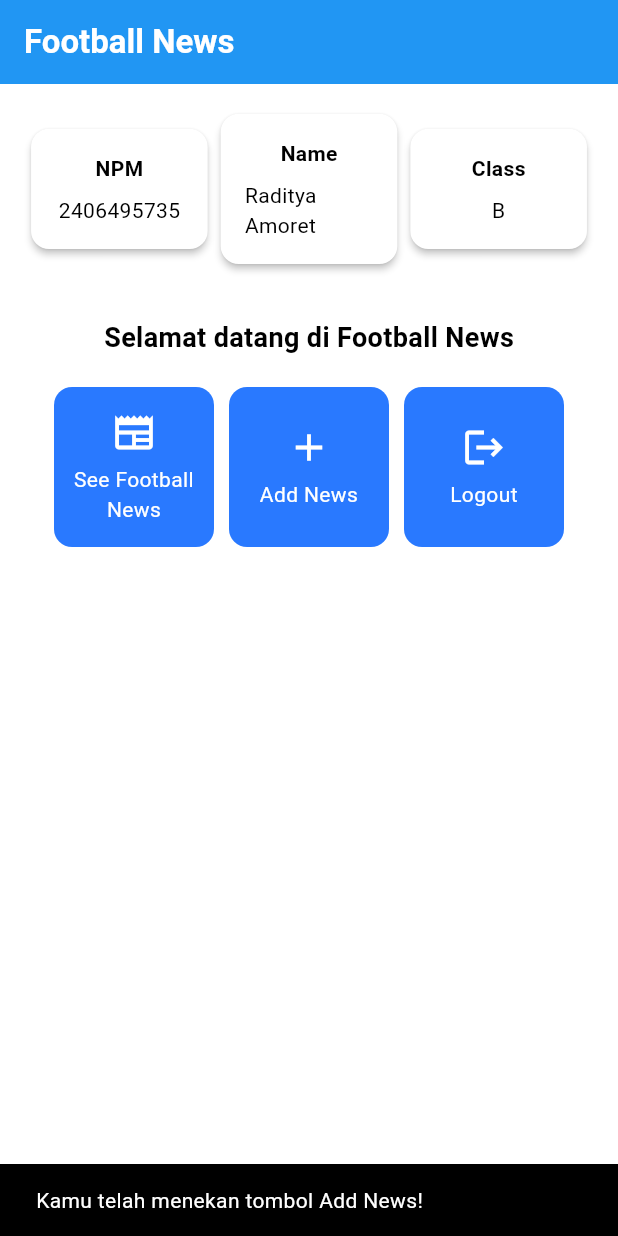
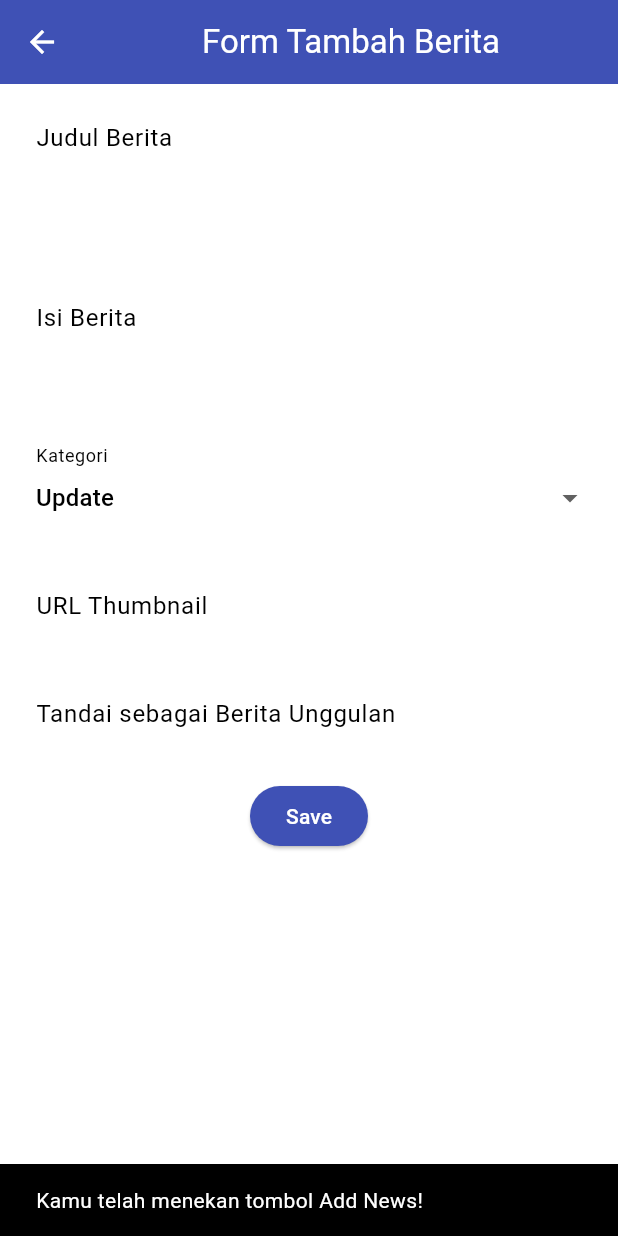
Before and after one commit to awokawok2/football-news-mobile, a Flutter app: the screen it shows after launch, after a tap on "Add News", on a phone screen of 412 x 824 dp. Run offline on Flutter 3.47's test engine with Material 3 defaults, Android fonts, the phone set to English and light mode, and no system bars.

Commit message:
tutorial 7 selesai

```diff
--- a/lib/main.dart
+++ b/lib/main.dart
@@ -1,5 +1,5 @@
 import 'package:flutter/material.dart';
-import 'package:football_news/menu.dart';
+import 'package:football_news/screens/menu.dart';
 
 void main() {
   runApp(const MyApp());
--- a/lib/menu.dart
+++ b/lib/screens/menu.dart
@@ -1,4 +1,7 @@
 import 'package:flutter/material.dart';
+import 'package:football_news/screens/newslist_form.dart';
+import 'package:football_news/widgets/left_drawer.dart';
+import 'package:football_news/widgets/news_card.dart';
 
 class MyHomePage extends StatelessWidget {
   MyHomePage({super.key});
@@ -26,6 +29,7 @@ class MyHomePage extends StatelessWidget {
         ),
         backgroundColor: Theme.of(context).colorScheme.primary,
       ),
+      drawer: LeftDrawer(),
       body: Padding(
         padding: const EdgeInsets.all(16.0),
         child: Column(
@@ -105,43 +109,3 @@ class InfoCard extends StatelessWidget {
     );
   }
 }
-
-class ItemCard extends StatelessWidget {
-  final ItemHomepage item;
-
-  const ItemCard(this.item, {super.key});
-
-  @override
-  Widget build(BuildContext context) {
-    return Material(
-      color: Theme.of(context).colorScheme.secondary,
-      borderRadius: BorderRadius.circular(12),
-      child: InkWell(
-        onTap: () {
-          ScaffoldMessenger.of(context)
-            ..hideCurrentSnackBar()
-            ..showSnackBar(
-              SnackBar(content: Text("Kamu telah menekan tombol ${item.name}!")),
-            );
-        },
-        child: Container(
-          padding: const EdgeInsets.all(8),
-          child: Center(
-            child: Column(
-              mainAxisAlignment: MainAxisAlignment.center,
-              children: [
-                Icon(item.icon, color: Colors.white, size: 30.0),
-                const Padding(padding: EdgeInsets.all(3)),
-                Text(
-                  item.name,
-                  textAlign: TextAlign.center,
-                  style: const TextStyle(color: Colors.white),
-                ),
-              ],
-            ),
-          ),
-        ),
-      ),
-    );
-  }
-}
--- /dev/null
+++ b/lib/screens/newslist_form.dart
@@ -0,0 +1,215 @@
+import 'package:flutter/material.dart';
+import 'package:football_news/widgets/left_drawer.dart';
+
+class NewsFormPage extends StatefulWidget {
+    const NewsFormPage({super.key});
+
+    @override
+    State<NewsFormPage> createState() => _NewsFormPageState();
+}
+
+class _NewsFormPageState extends State<NewsFormPage> {
+
+  final _formKey = GlobalKey<FormState>();
+  String _title = "";
+  String _content = "";
+  String _category = "update"; // default
+  String _thumbnail = "";
+  bool _isFeatured = false; // default
+
+  final List<String> _categories = [
+    'transfer',
+    'update',
+    'exclusive',
+    'match',
+    'rumor',
+    'analysis',
+  ];
+
+    @override
+    Widget build(BuildContext context) {
+      return Scaffold(
+        appBar: AppBar(
+          title: const Center(
+            child: Text(
+              'Form Tambah Berita',
+            ),
+          ),
+          backgroundColor: Colors.indigo,
+          foregroundColor: Colors.white,
+        ),
+        // TODO: Tambahkan drawer yang sudah dibuat di sini
+        body: Form(
+          key: _formKey,
+          child: SingleChildScrollView(
+            child: Column(
+              crossAxisAlignment: CrossAxisAlignment.start,
+              children: [
+                // === Tittle ===
+                Padding(
+                  padding: const EdgeInsets.all(8.0),
+                  child: TextFormField(
+                    decoration: InputDecoration(
+                      hintText: "Judul Berita",
+                      labelText: "Judul Berita",
+                      border: OutlineInputBorder(
+                        borderRadius: BorderRadius.circular(5.0),
+                      )
+                    ),
+                    onChanged: (String? value) {
+                      setState(() {
+                        _title = value!;
+                      });
+                    },
+                    validator: (String? value) {
+                      if (value == null || value.isEmpty) {
+                        return "Judul tidak boleh kosong!";
+                      }
+                      return null;
+                    },
+                  ),
+                ),
+
+                // === Content ===
+                Padding(
+                  padding: const EdgeInsets.all(8.0),
+                  child: TextFormField(
+                    maxLines: 5,
+                    decoration: InputDecoration(
+                      hintText: "Isi Berita",
+                      labelText: "Isi Berita",
+                      border: OutlineInputBorder(
+                        borderRadius: BorderRadius.circular(5.0),
+                      ),
+                    ),
+                    onChanged: (String? value) {
+                      setState(() {
+                        _content = value!;
+                      });
+                    },
+                    validator: (String? value) {
+                      if (value == null || value.isEmpty) {
+                        return "Isi berita tidak boleh kosong!";
+                      }
+                      return null;
+                    },
+                  ),
+                ),
+
+                // === Category ===
+                Padding(
+                  padding: const EdgeInsets.all(8.0),
+                  child: DropdownButtonFormField<String>(
+                    decoration: InputDecoration(
+                      labelText: "Kategori",
+                      border: OutlineInputBorder(
+                        borderRadius: BorderRadius.circular(5.0),
+                      ),
+                    ),
+                    value: _category,
+                    items: _categories
+                        .map((cat) => DropdownMenuItem(
+                              value: cat,
+                              child: Text(
+                                  cat[0].toUpperCase() + cat.substring(1)),
+                            ))
+                        .toList(),
+                    onChanged: (String? newValue) {
+                      setState(() {
+                        _category = newValue!;
+                      });
+                    },
+                  ),
+                ),
+
+                // === Thumbnail URL ===
+                Padding(
+                  padding: const EdgeInsets.all(8.0),
+                  child: TextFormField(
+                    decoration: InputDecoration(
+                      hintText: "URL Thumbnail (opsional)",
+                      labelText: "URL Thumbnail",
+                      border: OutlineInputBorder(
+                        borderRadius: BorderRadius.circular(5.0),
+                      ),
+                    ),
+                    onChanged: (String? value) {
+                      setState(() {
+                        _thumbnail = value!;
+                      });
+                    },
+                  ),
+                ),
+
+                // === Is Featured ===
+                Padding(
+                  padding: const EdgeInsets.all(8.0),
+                  child: SwitchListTile(
+                    title: const Text("Tandai sebagai Berita Unggulan"),
+                    value: _isFeatured,
+                    onChanged: (bool value) {
+                      setState(() {
+                        _isFeatured = value;
+                      });
+                    },
+                  ),
+                ),
+                // === Tombol Simpan ===
+                Align(
+                  alignment: Alignment.bottomCenter,
+                  child: Padding(
+                    padding: const EdgeInsets.all(8.0),
+                    child: ElevatedButton(
+                      style: ButtonStyle(
+                        backgroundColor:
+                            MaterialStateProperty.all(Colors.indigo),
+                      ),
+                      onPressed: () {
+                        if (_formKey.currentState!.validate()) {
+                          showDialog(
+                            context: context,
+                            builder: (context) {
+                              return AlertDialog(
+                                title: const Text('Berita berhasil disimpan!'),
+                                content: SingleChildScrollView(
+                                  child: Column(
+                                    crossAxisAlignment:
+                                        CrossAxisAlignment.start,
+                                    children: [
+                                      Text('Judul: $_title'),
+                                      Text('Isi: $_content'),
+                                      Text('Kategori: $_category'),
+                                      Text('Thumbnail: $_thumbnail'),
+                                      Text(
+                                          'Unggulan: ${_isFeatured ? "Ya" : "Tidak"}'),
+                                    ],
+                                  ),
+                                ),
+                                actions: [
+                                  TextButton(
+                                    child: const Text('OK'),
+                                    onPressed: () {
+                                      Navigator.pop(context);
+                                    },
+                                  ),
+                                ],
+                              );
+                            },
+                          );
+                          _formKey.currentState!.reset();
+                        }
+                      },
+                      child: const Text(
+                        "Save",
+                        style: TextStyle(color: Colors.white),
+                      ),
+                    ),
+                  ),
+                ),
+              ],
+            )
+          ),
+        ),
+      );
+    }
+}
--- /dev/null
+++ b/lib/widgets/left_drawer.dart
@@ -0,0 +1,71 @@
+import 'package:flutter/material.dart';
+import 'package:football_news/screens/menu.dart';
+import 'package:football_news/screens/newslist_form.dart';
+
+class LeftDrawer extends StatelessWidget {
+  const LeftDrawer({super.key});
+
+  @override
+  Widget build(BuildContext context) {
+    return Drawer(
+      child: ListView(
+        children: [
+          const DrawerHeader(
+            decoration: BoxDecoration(
+              color: Colors.blue,
+            ),
+            child: Column(
+              children: [
+                Text(
+                  'Football News',
+                  textAlign: TextAlign.center,
+                  style: TextStyle(
+                    fontSize: 30,
+                    fontWeight: FontWeight.bold,
+                    color: Colors.white,
+                  ),
+                ),
+                Padding(padding: EdgeInsets.all(10)),
+                Text("Seluruh berita sepak bola terkini di sini!",
+                    textAlign: TextAlign.center,
+                    style: TextStyle(
+                      fontSize: 15,
+                      color: Colors.white,
+                      fontWeight: FontWeight.normal,
+                    ),
+                ),
+              ],
+            ),
+          ),
+
+          ListTile(
+            leading: const Icon(Icons.home_outlined),
+            title: const Text('Home'),
+            onTap: () {
+              Navigator.pushReplacement(
+                context,
+                MaterialPageRoute(
+                  builder: (context) => MyHomePage(),
+                ),
+              );
+            },
+          ),
+
+          // --- Tambah Berita ---
+          ListTile(
+            leading: const Icon(Icons.post_add),
+            title: const Text('Add News'),
+            onTap: () {
+              Navigator.pushReplacement(
+                context,
+                MaterialPageRoute(
+                  builder: (context) => const NewsFormPage(),
+                ),
+              );
+            },
+          ),
+        ],
+      ),
+    );
+  }
+}
--- /dev/null
+++ b/lib/widgets/news_card.dart
@@ -0,0 +1,61 @@
+import 'package:flutter/material.dart';
+import 'package:football_news/screens/newslist_form.dart';
+import 'package:football_news/screens/menu.dart';
+import 'package:football_news/widgets/left_drawer.dart';
+
+class ItemCard extends StatelessWidget {
+  final ItemHomepage item;
+
+  const ItemCard(this.item, {super.key});
+
+  @override
+  Widget build(BuildContext context) {
+    return Material(
+      color: Theme.of(context).colorScheme.secondary,
+      borderRadius: BorderRadius.circular(12),
+      child: InkWell(
+      // Area responsif terhadap sentuhan
+      onTap: () {
+        // Memunculkan SnackBar ketika diklik
+        ScaffoldMessenger.of(context)
+          ..hideCurrentSnackBar()
+          ..showSnackBar(SnackBar(
+              content: Text("Kamu telah menekan tombol ${item.name}!")));
+
+            // Navigate ke route yang sesuai (tergantung jenis tombol)
+            if (item.name == "Add News") {
+            Navigator.push(
+              context,
+              MaterialPageRoute(
+                builder: (context) => const NewsFormPage(),
+              ),
+            );
+          }
+
+          },
+
+        child: Container(
+          padding: const EdgeInsets.all(8),
+          child: Center(
+            child: Column(
+              mainAxisAlignment: MainAxisAlignment.center,
+              children: [
+                Icon(
+                  item.icon,
+                  color: Colors.white,
+                  size: 30.0,
+                ),
+                const Padding(padding: EdgeInsets.all(3)),
+                Text(
+                  item.name,
+                  textAlign: TextAlign.center,
+                  style: const TextStyle(color: Colors.white),
+                ),
+              ],
+            ),
+          ),
+        ),
+      ),
+    );
+  }
+}
```
Also changed, not shown: form_sample/analysis_options.yaml (added, +28 -0 lines), form_sample/lib/main.dart (added, +64 -0 lines), form_sample/pubspec.yaml (added, +89 -0 lines), form_sample/pubspec.lock (added), 126 other files.
